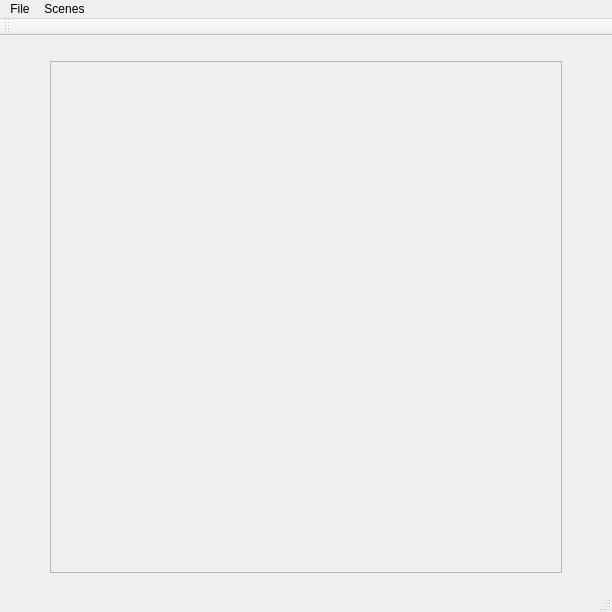
Before: the Qt Designer form assignment_package/cis560_rasterizer_3d/mainwindow.ui in Ninepxl/MyCG, drawn with Qt 5.
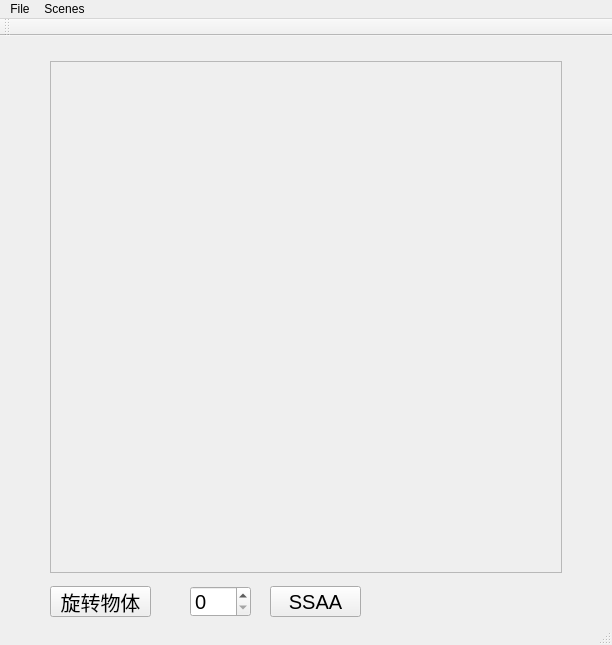
After: the same form once the commit is applied.

Commit message: 超采样SSAA

Patch:
```diff
--- a/assignment_package/cis560_rasterizer_3d/mainwindow.ui
+++ b/assignment_package/cis560_rasterizer_3d/mainwindow.ui
@@ -7,7 +7,7 @@
     <x>0</x>
     <y>0</y>
     <width>612</width>
-    <height>612</height>
+    <height>645</height>
    </rect>
   </property>
   <property name="windowTitle">
@@ -39,6 +39,57 @@
      <bool>false</bool>
     </property>
    </widget>
+   <widget class="QPushButton" name="rotateModelBtn">
+    <property name="geometry">
+     <rect>
+      <x>50</x>
+      <y>550</y>
+      <width>101</width>
+      <height>31</height>
+     </rect>
+    </property>
+    <property name="font">
+     <font>
+      <pointsize>15</pointsize>
+     </font>
+    </property>
+    <property name="text">
+     <string>旋转物体</string>
+    </property>
+   </widget>
+   <widget class="QPushButton" name="SSAABtn">
+    <property name="geometry">
+     <rect>
+      <x>270</x>
+      <y>550</y>
+      <width>91</width>
+      <height>31</height>
+     </rect>
+    </property>
+    <property name="font">
+     <font>
+      <pointsize>15</pointsize>
+     </font>
+    </property>
+    <property name="text">
+     <string>SSAA</string>
+    </property>
+   </widget>
+   <widget class="QSpinBox" name="simpleSpin">
+    <property name="geometry">
+     <rect>
+      <x>190</x>
+      <y>550</y>
+      <width>61</width>
+      <height>31</height>
+     </rect>
+    </property>
+    <property name="font">
+     <font>
+      <pointsize>15</pointsize>
+     </font>
+    </property>
+   </widget>
   </widget>
   <widget class="QMenuBar" name="menuBar">
    <property name="geometry">
```
The commit also changes 4 other files.
